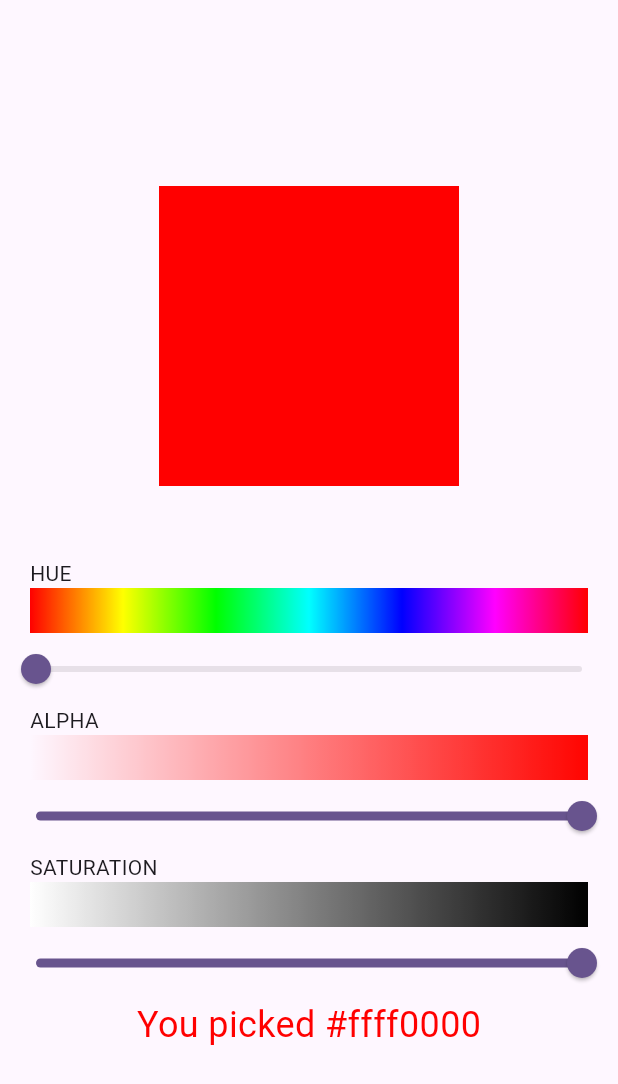
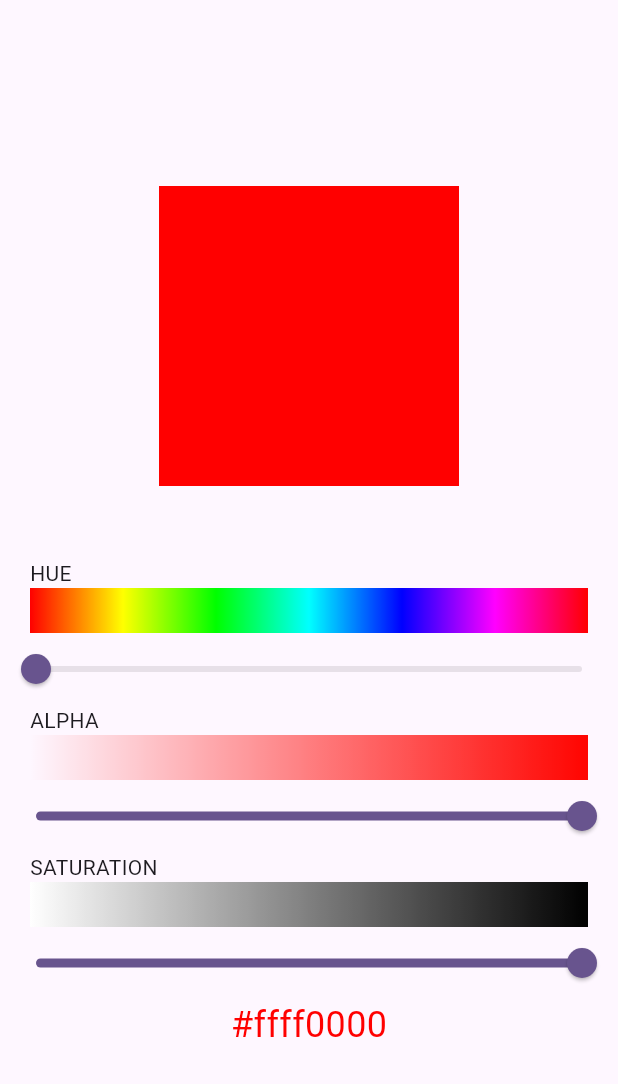
Before and after one commit to BenAuerDev/custom_color_picker, a Flutter app: the screen it shows after launch, on a phone screen of 412 x 824 dp. Shown: the top 1084 px of the screen. Run offline on Flutter 3.47's test engine with Material 3 defaults, Android fonts, the phone set to English and light mode, and no system bars; our stand-ins replace hooks_riverpod, riverpod_annotation; generated files the repository leaves out were written again.

Commit message:
use state.colorHexValue in test_display

```diff
--- a/lib/src/presentation/test_display.dart
+++ b/lib/src/presentation/test_display.dart
@@ -9,18 +9,14 @@ class ReactiveDisplay extends ConsumerWidget {
   Widget build(BuildContext context, WidgetRef ref) {
     final state = ref.watch(colorPickerControllerProvider);
 
-    final colorInHex = HSVColor.fromAHSV(state.alpha, state.hue, 1.0, 1.0)
-        .toColor()
-        .value
-        .toRadixString(16);
-
     return Column(
       children: [
         Text(
-          'You picked #$colorInHex',
+          state.colorHexValue,
           style: TextStyle(
             color:
-                HSVColor.fromAHSV(state.alpha, state.hue, 1.0, 1.0).toColor(),
+                HSVColor.fromAHSV(state.alpha, state.hue, state.saturation, 1.0)
+                    .toColor(),
             fontSize: 24,
           ),
         ),
```
